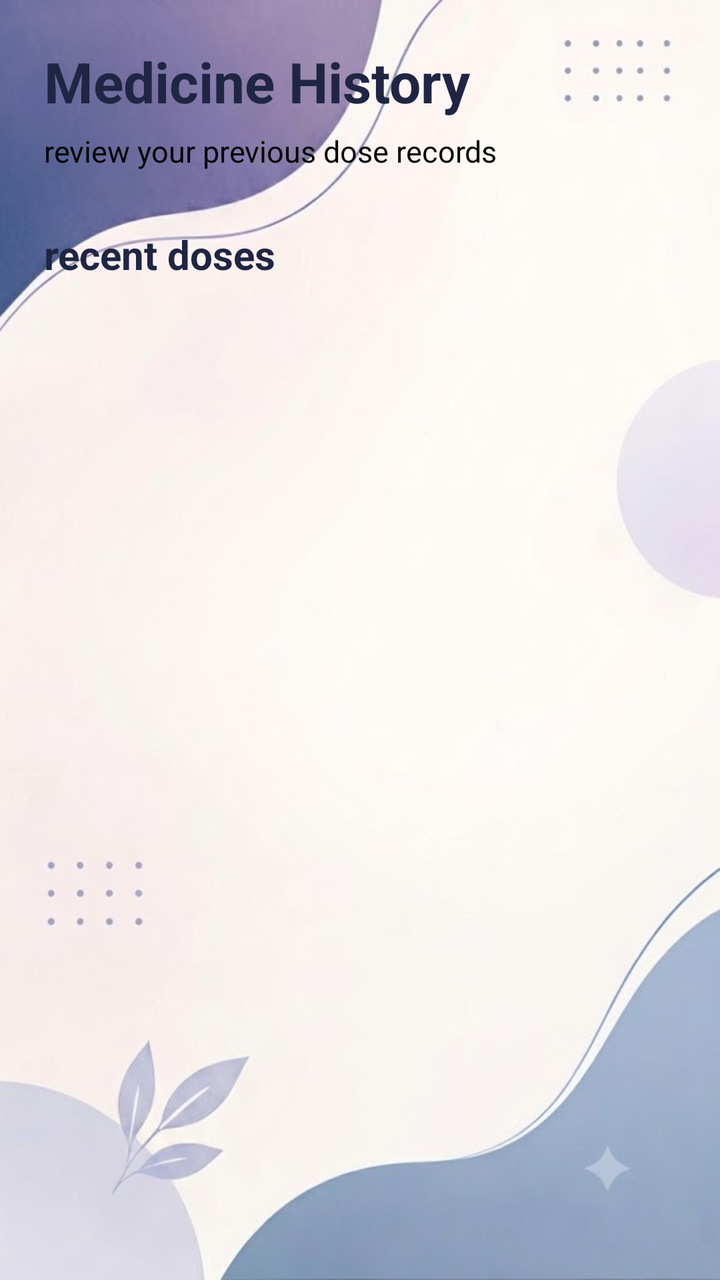
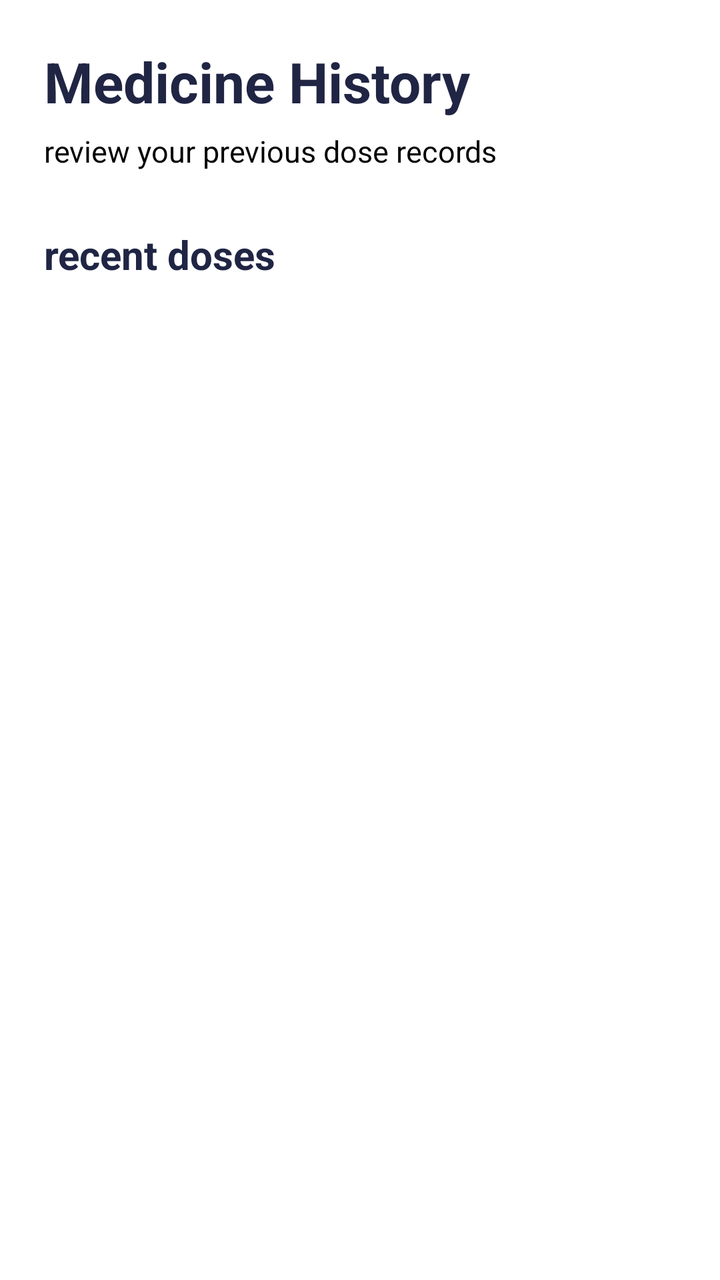

Before-and-after screenshots of an Android layout around one commit, followed by the original layout XML and the change that was made.
<!-- AndroidManifest.xml: application theme Theme.MedicineReminderApp -->
<!-- res/layout/activity_history.xml -->
<?xml version="1.0" encoding="utf-8"?>
<ScrollView xmlns:android="http://schemas.android.com/apk/res/android"
    xmlns:tools="http://schemas.android.com/tools"
    android:layout_width="match_parent"
    android:layout_height="match_parent"
    android:background="@drawable/bg_medicine"
    android:fillViewport="true">

    <LinearLayout
        android:layout_width="match_parent"
        android:layout_height="wrap_content"
        android:orientation="vertical"
        android:padding="22dp">

        <TextView
            android:layout_width="match_parent"
            android:layout_height="wrap_content"
            android:text="@string/Medicine_history"
            android:textColor="#202544"
            android:textSize="28sp"
            android:textStyle="bold"
            tools:ignore="VisualLintSystemUi" />

        <TextView
            android:layout_width="match_parent"
            android:layout_height="wrap_content"
            android:layout_marginTop="6dp"
            android:text="@string/review_your_previous_dose_records"
            android:textColor="#020202"
            android:textSize="15sp" />

        <TextView
            android:layout_width="match_parent"
            android:layout_height="wrap_content"
            android:layout_marginTop="28dp"
            android:text="@string/recent_doses"
            android:textColor="#202544"
            android:textSize="20sp"
            android:textStyle="bold" />

        <TextView
            android:id="@+id/tvEmptyHistory"
            android:layout_width="match_parent"
            android:layout_height="wrap_content"
            android:layout_marginTop="20dp"
            android:gravity="center"
            android:padding="24dp"
            android:text="@string/no_dose_history_available_yet"
            android:textColor="#737991"
            android:textSize="15sp"
            android:visibility="gone" />

        <LinearLayout
            android:id="@+id/historyContainer"
            android:layout_width="match_parent"
            android:layout_height="wrap_content"
            android:layout_marginTop="14dp"
            android:orientation="vertical" />

    </LinearLayout>

</ScrollView>
<!-- resources referenced by this layout -->
<resources>
  <!-- drawable bg_medicine: png bitmap (drawable, 196386 bytes) -->
  <string name="Medicine_history">Medicine History</string>
  <string name="no_dose_history_available_yet">no dose history available yet</string>
  <string name="recent_doses">recent doses</string>
  <string name="review_your_previous_dose_records">review your previous dose records</string>
  <style name="Theme.MedicineReminderApp" parent="Base.Theme.MedicineReminderApp" />
  <style name="Base.Theme.MedicineReminderApp" parent="Theme.Material3.DayNight.NoActionBar">
          
          
      </style>
</resources>

<!-- the commit's change to res/layout/activity_history.xml (unified diff, before → after) -->
@@ -3,7 +3,7 @@
     xmlns:tools="http://schemas.android.com/tools"
     android:layout_width="match_parent"
     android:layout_height="match_parent"
-    android:background="@drawable/bg_medicine"
+    android:background="#FFFFFF"
     android:fillViewport="true">
 
     <LinearLayout
<!-- resource entries referenced after the edit -->
@@ -1,6 +1,5 @@
 <!-- resources referenced by this layout -->
 <resources>
-  <!-- drawable bg_medicine: png bitmap (drawable, 196386 bytes) -->
   <string name="Medicine_history">Medicine History</string>
   <string name="no_dose_history_available_yet">no dose history available yet</string>
   <string name="recent_doses">recent doses</string>
